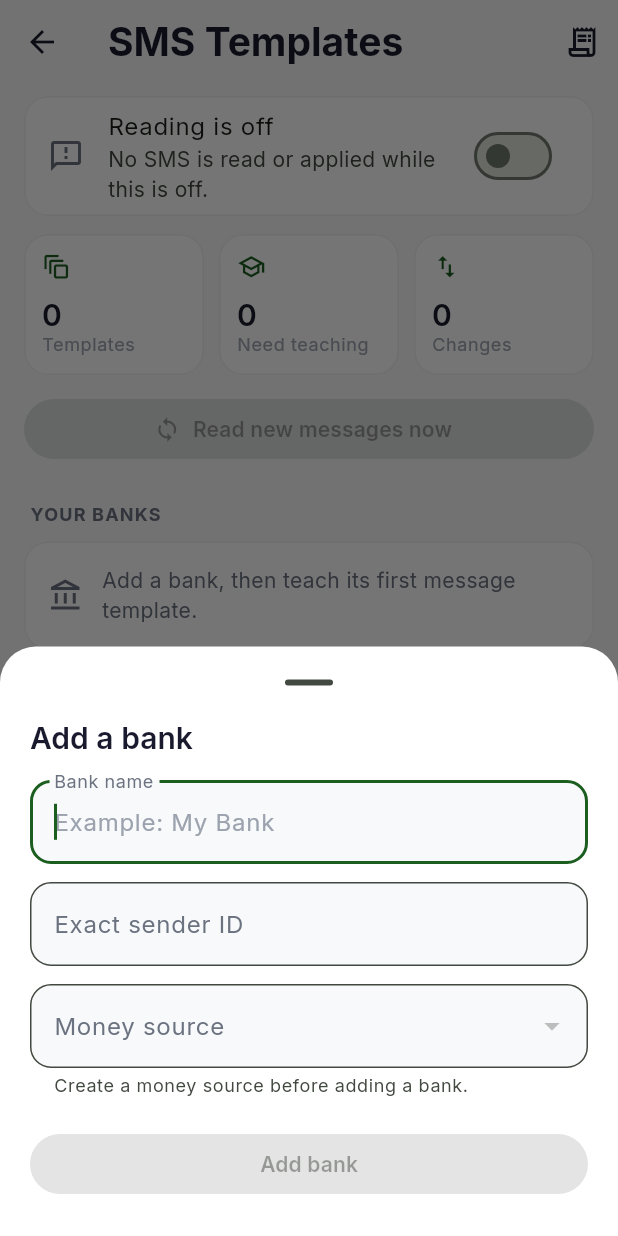
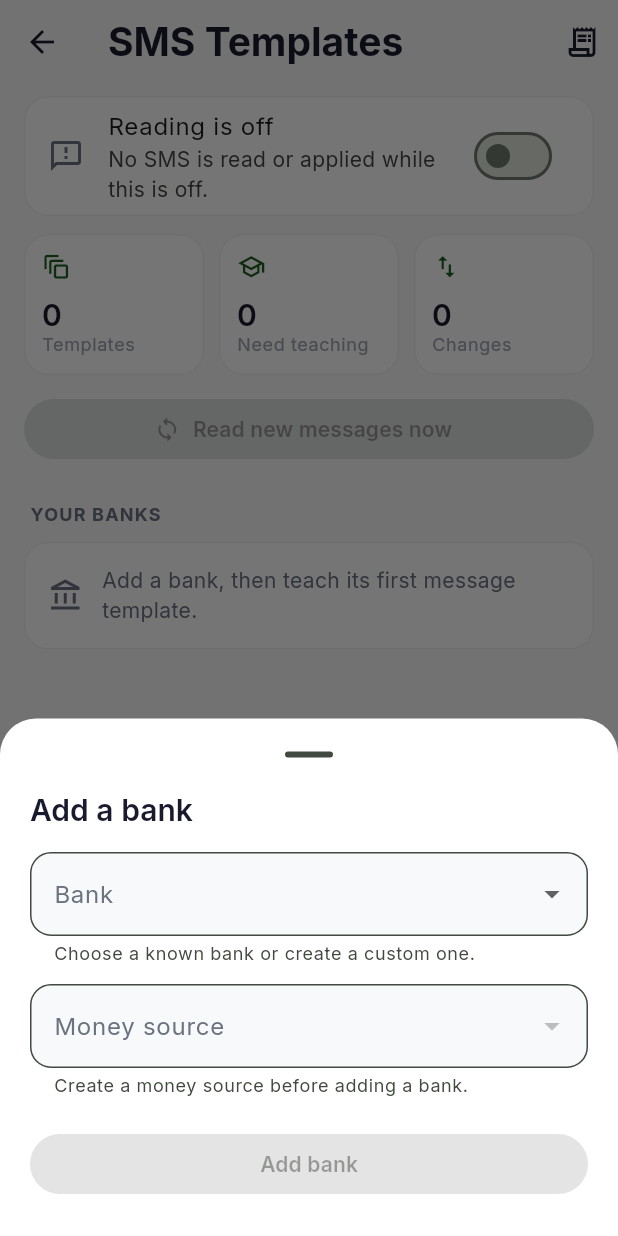
Before and after one commit to omar-el-esawy/MoneyTraker, a Flutter app: the SmsTemplatesPage screen opened directly, after a tap on "Add bank", on a phone screen of 412 x 824 dp. Run offline on Flutter 3.47's test engine with Material 3 defaults, Android fonts, the phone set to English and light mode, and no system bars; our stand-ins replace file_picker, fl_chart, flutter_local_notifications, flutter_slidable, font_awesome_flutter, google_fonts and 5 more; missing offline and left inert: telephony; accounts and stored records are empty; network calls fail.

Commit message:
Enhance SMS template bank selection and UI improvements
- Added functionality to select bank presets when adding a new bank in the SMS templates page.
- Implemented logic to handle custom bank entries and improved user interaction with dropdowns.
- Refactored the SMS template bank presets for cleaner code and better readability.
- Updated UI components for a more intuitive experience when adding banks and sender IDs.

```diff
--- a/lib/pages/sms_templates/sms_templates_page.dart
+++ b/lib/pages/sms_templates/sms_templates_page.dart
@@ -6,6 +6,7 @@ import 'package:money_traker/model/money_source.dart';
 import 'package:money_traker/pages/sms_templates/sms_template_bank_page.dart';
 import 'package:money_traker/pages/sms_templates/sms_template_operations_page.dart';
 import 'package:money_traker/services/sms_template_sync_service.dart';
+import 'package:money_traker/sms/template_engine/sms_template_bank_presets.dart';
 import 'package:money_traker/sms/template_engine/sms_template_mobile_store.dart';
 import 'package:money_traker/store/money_storage.dart';
 
@@ -124,27 +125,93 @@ class _SmsTemplatesPageState extends State<SmsTemplatesPage> {
     final name = TextEditingController();
     final sender = TextEditingController();
     int? selectedSourceId;
+    String? selectedPresetId;
+    final availablePresets = SmsTemplateBankPreset.all.where((preset) {
+      return !_banks.any(
+        (bank) =>
+            bank.id == 'sms_v2_${preset.id}' ||
+            bank.name.trim().toLowerCase() == preset.name.toLowerCase(),
+      );
+    }).toList();
+    if (availablePresets.isEmpty) {
+      selectedPresetId = SmsTemplateBankPreset.customId;
+    }
+
     final save = await showModalBottomSheet<bool>(
       context: context,
       isScrollControlled: true,
       showDragHandle: true,
       builder: (context) => StatefulBuilder(
-        builder: (context, setSheetState) => Padding(
+        builder: (context, setSheetState) {
+          final isCustom = selectedPresetId == SmsTemplateBankPreset.customId;
+          final selectedPreset = availablePresets
+              .where((item) => item.id == selectedPresetId)
+              .firstOrNull;
+          final canSave =
+              selectedSourceId != null &&
+              selectedPresetId != null &&
+              (selectedPreset != null ||
+                  (isCustom &&
+                      name.text.trim().isNotEmpty &&
+                      sender.text.trim().isNotEmpty));
+          return Padding(
             padding: EdgeInsets.fromLTRB(
               20,
               0,
               20,
               MediaQuery.viewInsetsOf(context).bottom + 24,
             ),
+            child: ConstrainedBox(
+              constraints: BoxConstraints(
+                maxHeight: MediaQuery.sizeOf(context).height * .75,
+              ),
+              child: SingleChildScrollView(
                 child: Column(
                   mainAxisSize: MainAxisSize.min,
                   crossAxisAlignment: CrossAxisAlignment.start,
                   children: [
-              Text('Add a bank', style: Theme.of(context).textTheme.titleLarge),
+                    Text(
+                      'Add a bank',
+                      style: Theme.of(context).textTheme.titleLarge,
+                    ),
                     const SizedBox(height: 16),
+                    DropdownButtonFormField<String>(
+                      initialValue: selectedPresetId,
+                      decoration: const InputDecoration(
+                        labelText: 'Bank',
+                        helperText:
+                            'Choose a known bank or create a custom one.',
+                      ),
+                      items: [
+                        for (final preset in availablePresets)
+                          DropdownMenuItem(
+                            value: preset.id,
+                            child: Text(preset.name),
+                          ),
+                        const DropdownMenuItem(
+                          value: SmsTemplateBankPreset.customId,
+                          child: Text('Custom bank'),
+                        ),
+                      ],
+                      onChanged: (value) {
+                        setSheetState(() => selectedPresetId = value);
+                      },
+                    ),
+                    if (selectedPreset != null) ...[
+                      const SizedBox(height: 12),
+                      Text(
+                        'Sender IDs: ${selectedPreset.senders.join(', ')}',
+                        style: const TextStyle(
+                          color: AppConstants.textSecondary,
+                        ),
+                      ),
+                    ],
+                    if (isCustom) ...[
+                      const SizedBox(height: 12),
                       TextField(
                         controller: name,
                         autofocus: true,
+                        onChanged: (_) => setSheetState(() {}),
                         decoration: const InputDecoration(
                           labelText: 'Bank name',
                           hintText: 'Example: My Bank',
@@ -153,11 +220,13 @@ class _SmsTemplatesPageState extends State<SmsTemplatesPage> {
                       const SizedBox(height: 12),
                       TextField(
                         controller: sender,
+                        onChanged: (_) => setSheetState(() {}),
                         decoration: const InputDecoration(
                           labelText: 'Exact sender ID',
                           hintText: 'Example: MYBANK',
                         ),
                       ),
+                    ],
                     const SizedBox(height: 12),
                     DropdownButtonFormField<int>(
                       initialValue: selectedSourceId,
@@ -179,15 +248,16 @@ class _SmsTemplatesPageState extends State<SmsTemplatesPage> {
                       ],
                       onChanged: _sources.isEmpty
                           ? null
-                    : (value) => setSheetState(() => selectedSourceId = value),
+                          : (value) =>
+                                setSheetState(() => selectedSourceId = value),
                     ),
                     const SizedBox(height: 20),
                     SizedBox(
                       width: double.infinity,
                       child: FilledButton(
-                  onPressed: selectedSourceId == null
-                      ? null
-                      : () => Navigator.pop(context, true),
+                        onPressed: canSave
+                            ? () => Navigator.pop(context, true)
+                            : null,
                         child: const Text('Add bank'),
                       ),
                     ),
@@ -196,20 +266,30 @@ class _SmsTemplatesPageState extends State<SmsTemplatesPage> {
               ),
             ),
           );
-    final bankName = name.text.trim();
-    final senderId = sender.text.trim();
+        },
+      ),
+    );
+    final customName = name.text.trim();
+    final customSender = sender.text.trim();
     name.dispose();
     sender.dispose();
-    if (save != true ||
-        bankName.isEmpty ||
-        senderId.isEmpty ||
-        selectedSourceId == null) {
+    if (save != true || selectedSourceId == null || selectedPresetId == null) {
+      return;
+    }
+    final preset = availablePresets
+        .where((item) => item.id == selectedPresetId)
+        .firstOrNull;
+    final isCustom = selectedPresetId == SmsTemplateBankPreset.customId;
+    if (preset == null &&
+        (!isCustom || customName.isEmpty || customSender.isEmpty)) {
       return;
     }
     final bank = SmsTemplateBank(
-      id: 'sms_v2_${DateTime.now().microsecondsSinceEpoch}',
-      name: bankName,
-      senders: [senderId],
+      id: preset == null
+          ? 'sms_v2_${DateTime.now().microsecondsSinceEpoch}'
+          : 'sms_v2_${preset.id}',
+      name: preset?.name ?? customName,
+      senders: preset?.senders ?? [customSender],
       sourceId: selectedSourceId,
       createdAt: DateTime.now(),
     );
--- a/lib/sms/template_engine/sms_template_bank_presets.dart
+++ b/lib/sms/template_engine/sms_template_bank_presets.dart
@@ -37,26 +37,14 @@ class SmsTemplateBankPreset {
       name: 'Alex Bank',
       senders: ['AlexBank', 'ABE'],
     ),
-    SmsTemplateBankPreset(
-      id: 'adcb',
-      name: 'ADCB',
-      senders: ['ADCB'],
-    ),
-    SmsTemplateBankPreset(
-      id: 'hsbc',
-      name: 'HSBC',
-      senders: ['HSBC'],
-    ),
+    SmsTemplateBankPreset(id: 'adcb', name: 'ADCB', senders: ['ADCB']),
+    SmsTemplateBankPreset(id: 'hsbc', name: 'HSBC', senders: ['HSBC']),
     SmsTemplateBankPreset(
       id: 'banque_du_caire',
       name: 'Banque du Caire',
       senders: ['BdC', 'BanqueDuCaire'],
     ),
-    SmsTemplateBankPreset(
-      id: 'aaib',
-      name: 'AAIB',
-      senders: ['AAIB'],
-    ),
+    SmsTemplateBankPreset(id: 'aaib', name: 'AAIB', senders: ['AAIB']),
     SmsTemplateBankPreset(
       id: 'fawry',
       name: 'Fawry',
@@ -82,10 +70,5 @@ class SmsTemplateBankPreset {
       name: 'WE Pay',
       senders: ['WE', 'WEPay'],
     ),
-    SmsTemplateBankPreset(
-      id: 'instapay',
-      name: 'InstaPay',
-      senders: ['InstaPay', 'IPN'],
-    ),
   ];
 }
--- a/lib/sms/template_engine/sms_template_mobile_store.dart
+++ b/lib/sms/template_engine/sms_template_mobile_store.dart
@@ -241,27 +241,10 @@ class SmsTemplateMobileStore {
 
   Future<List<SmsTemplateBank>> getBanks() async {
     final db = await _db;
-    final prefs = await SharedPreferences.getInstance();
-    var rows = await db.query(
+    final rows = await db.query(
       'sms_template_banks_v2',
       orderBy: 'created_at ASC',
     );
-    final initialized = prefs.getBool(banksInitializedKey) ?? false;
-    if (rows.isEmpty && !initialized) {
-      final now = DateTime.now();
-      for (final bank in BankConfig.defaults()) {
-        await saveBank(
-          SmsTemplateBank(
-            id: bank.id,
-            name: bank.nameEn,
-            senders: bank.senders,
-            createdAt: now,
-          ),
-        );
-      }
-      rows = await db.query('sms_template_banks_v2', orderBy: 'created_at ASC');
-    }
-    if (!initialized) await prefs.setBool(banksInitializedKey, true);
     return rows.map(SmsTemplateBank.fromMap).toList();
   }
 
```
Lines whose indentation alone changed are shown as unchanged.
